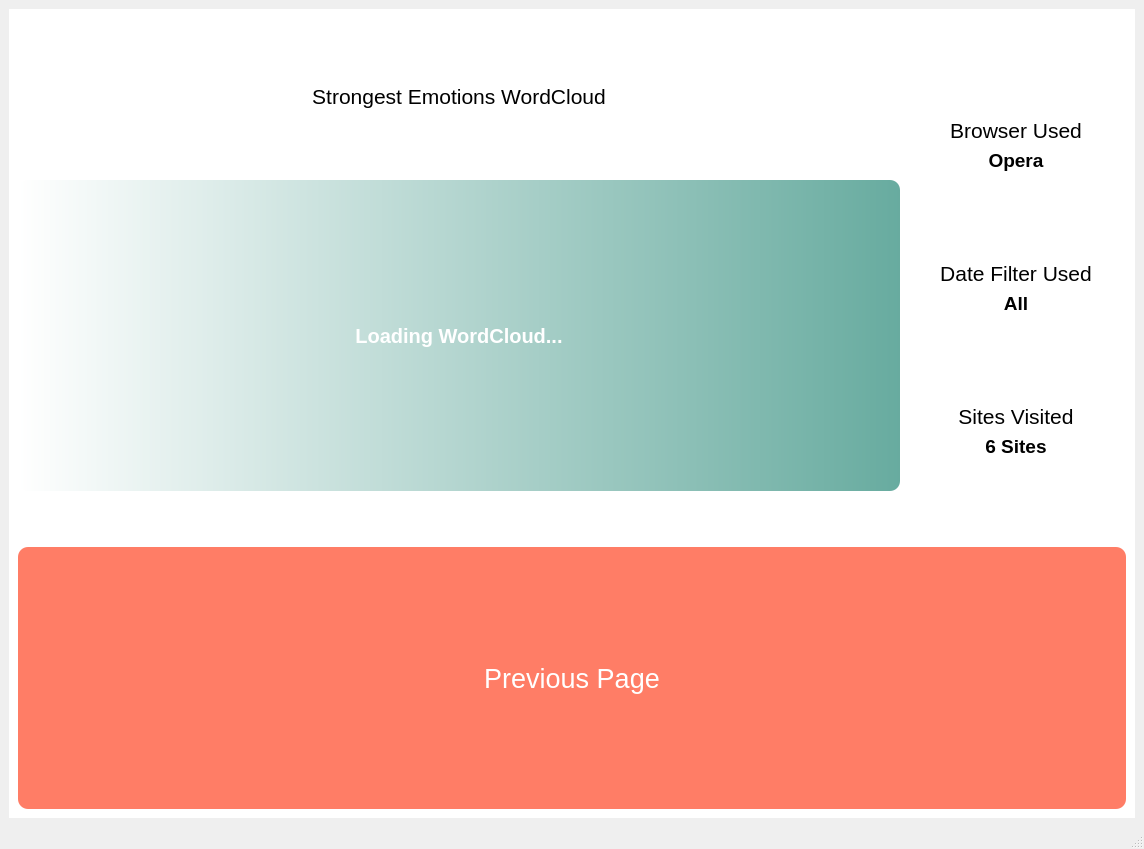
Before: the Qt Designer form src/pyqt/uiFiles/metrics.ui in gerardpslowey/eMot, drawn with Qt 5.
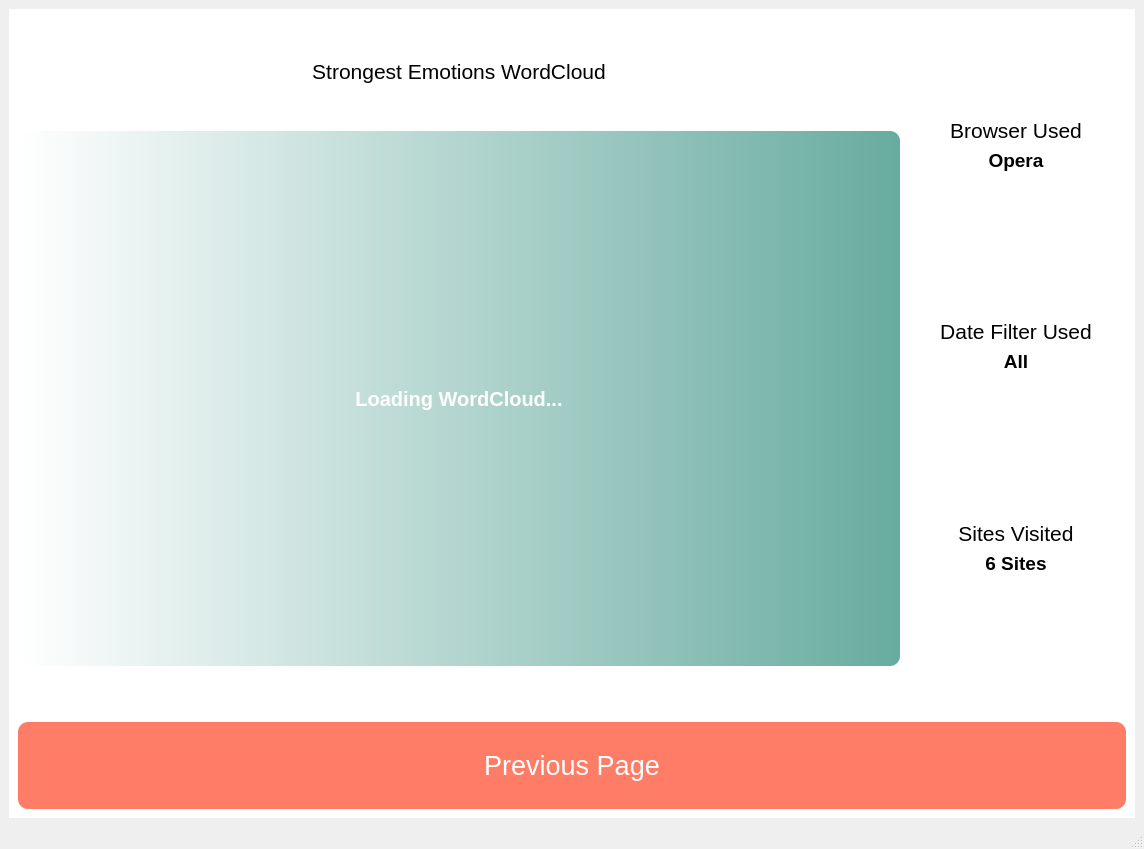
After: the same form once the commit is applied. Icons and pictures are not drawn. Custom widgets are drawn as their Qt base class.

Commit message: minimum sizes given to buttons on metrics pages

Diff of the .ui file:
```diff
--- a/src/pyqt/uiFiles/metrics.ui
+++ b/src/pyqt/uiFiles/metrics.ui
@@ -152,11 +152,11 @@
       <widget class="QWidget" name="wordCloudPage">
        <layout class="QVBoxLayout" name="verticalLayout_4">
         <item>
-         <layout class="QVBoxLayout" name="verticalLayout_3" stretch="4,2">
+         <layout class="QVBoxLayout" name="verticalLayout_3" stretch="8,1">
           <item>
            <layout class="QHBoxLayout" name="cloudTextLayout" stretch="4,1">
             <item>
-             <layout class="QVBoxLayout" name="cloudLayout" stretch="2,4">
+             <layout class="QVBoxLayout" name="cloudLayout" stretch="1,5">
               <property name="bottomMargin">
                <number>50</number>
               </property>
@@ -164,6 +164,12 @@
                <layout class="QVBoxLayout" name="verticalLayout_5">
                 <item>
                  <widget class="QLabel" name="label">
+                  <property name="minimumSize">
+                   <size>
+                    <width>0</width>
+                    <height>30</height>
+                   </size>
+                  </property>
                   <property name="font">
                    <font>
                     <pointsize>16</pointsize>
@@ -194,8 +200,8 @@
                   </property>
                   <property name="maximumSize">
                    <size>
-                    <width>1050</width>
-                    <height>750</height>
+                    <width>960</width>
+                    <height>720</height>
                    </size>
                   </property>
                   <property name="baseSize">
@@ -457,6 +463,12 @@
                 <verstretch>0</verstretch>
                </sizepolicy>
               </property>
+              <property name="minimumSize">
+               <size>
+                <width>200</width>
+                <height>75</height>
+               </size>
+              </property>
               <property name="font">
                <font>
                 <pointsize>20</pointsize>
```
Left out of the diff: 6 changed lines with no effect on the pictures. The commit also changes 1 other file.
